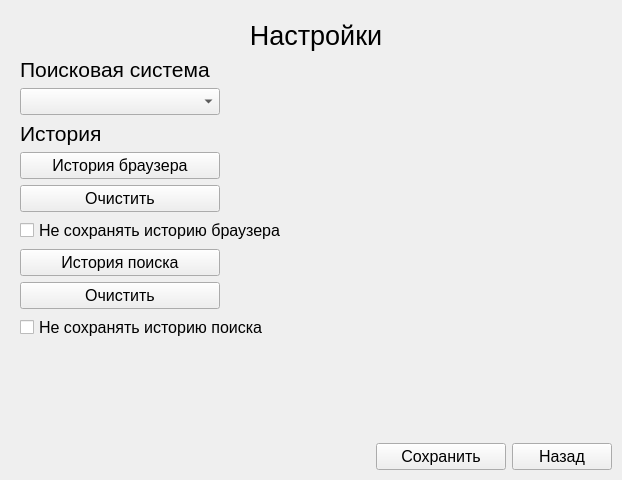
This is menu.ui in PlexILIghT/WhiskerBrowser as Qt 5 draws it before an edit. The edited form follows.
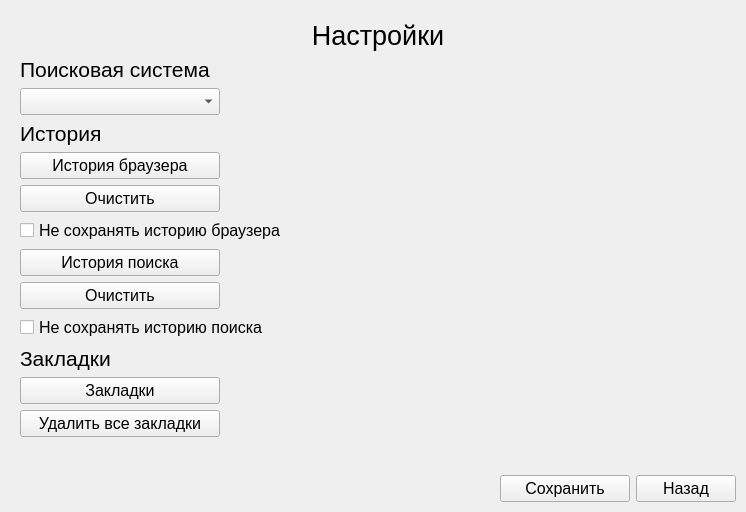
This is the edited form.

Commit message: Added favorites functionality

The edit to the form file:
```diff
--- a/menu.ui
+++ b/menu.ui
@@ -6,8 +6,8 @@
    <rect>
     <x>0</x>
     <y>0</y>
-    <width>622</width>
-    <height>480</height>
+    <width>746</width>
+    <height>512</height>
    </rect>
   </property>
   <property name="windowTitle">
@@ -192,6 +192,54 @@
          </property>
         </widget>
        </item>
+       <item>
+        <widget class="QLabel" name="label_4">
+         <property name="font">
+          <font>
+           <pointsize>16</pointsize>
+          </font>
+         </property>
+         <property name="text">
+          <string>Закладки</string>
+         </property>
+        </widget>
+       </item>
+       <item>
+        <widget class="QPushButton" name="favoritesButton">
+         <property name="maximumSize">
+          <size>
+           <width>200</width>
+           <height>16777215</height>
+          </size>
+         </property>
+         <property name="font">
+          <font>
+           <pointsize>12</pointsize>
+          </font>
+         </property>
+         <property name="text">
+          <string>Закладки</string>
+         </property>
+        </widget>
+       </item>
+       <item>
+        <widget class="QPushButton" name="clearFavoritesButton">
+         <property name="maximumSize">
+          <size>
+           <width>200</width>
+           <height>16777215</height>
+          </size>
+         </property>
+         <property name="font">
+          <font>
+           <pointsize>12</pointsize>
+          </font>
+         </property>
+         <property name="text">
+          <string>Удалить все закладки</string>
+         </property>
+        </widget>
+       </item>
        <item>
         <spacer name="verticalSpacer">
          <property name="orientation">
```
The commit also changes 2 other files.
